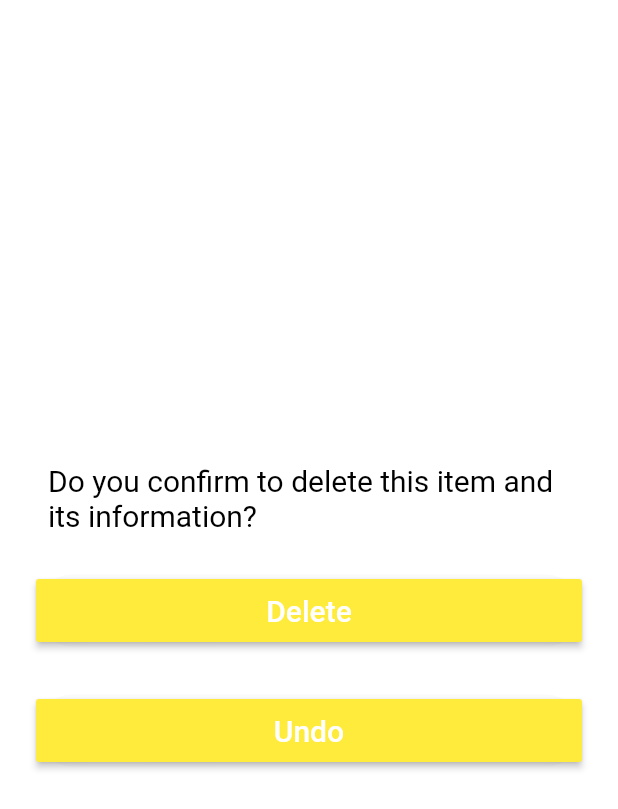
After one commit to Hrithik-Kumar/Smart-Grocery-Map-and-Inventory, a Flutter app: the CompanyInventoryScreen screen opened directly, after a tap on the "delete outline" icon, on a phone screen of 412 x 824 dp. The commit adds this screen. Shown: the top 809 px of the screen. Run offline on Flutter 3.47's test engine with Material 2 defaults, Android fonts, the phone set to English and light mode, and no system bars; our stand-ins replace image_picker, lottie, sqflite; accounts and stored records are empty; network calls fail; project files that could hold a hidden picture were left out.

Commit message:
Add CompanyDeleteItem feature
Add one button besides each item to enable users to delete the item

```diff
--- /dev/null
+++ b/code/smart_grocery_map/lib/screens/company/inventory/companyDeleteItem.dart
@@ -0,0 +1,85 @@
+import 'package:flutter/material.dart';
+import 'company_inventory_screen.dart';
+
+class CompanyDeleteItem extends StatelessWidget {
+  @override
+  Widget build(BuildContext context) {
+    final info = Padding(
+      padding: EdgeInsets.all(8.0),
+      child: Text(
+        "Do you confirm to delete this item and its information?",
+        style: new TextStyle(color: Colors.black, fontSize: 20.0),
+      ),
+    );
+
+    final DeleteButton = Padding(
+      padding: EdgeInsets.symmetric(vertical: 16.0),
+      child: Material(
+        borderRadius: BorderRadius.circular(30.0),
+        shadowColor: Colors.lightBlueAccent.shade100,
+        elevation: 0,
+        child: MaterialButton(
+          minWidth: 200.0,
+          height: 42.0,
+          onPressed: () {
+            Navigator.push(
+                context,
+                new MaterialPageRoute(
+                    builder: (context) => new CompanyInventoryScreen()));
+          },
+          color: Colors.yellow,
+          child: Text(
+            'Delete',
+            style: TextStyle(color: Colors.white, fontSize: 20.0),
+          ),
+        ),
+      ),
+    );
+
+    final UndoButton = Padding(
+      padding: EdgeInsets.symmetric(vertical: 16.0),
+      child: Material(
+        borderRadius: BorderRadius.circular(30.0),
+        shadowColor: Colors.lightBlueAccent.shade100,
+        elevation: 0,
+        child: MaterialButton(
+          minWidth: 200.0,
+          height: 42.0,
+          onPressed: () {
+            Navigator.push(
+                context,
+                new MaterialPageRoute(
+                    builder: (context) => new CompanyInventoryScreen()));
+          },
+          color: Colors.yellow,
+          child: Text(
+            'Undo',
+            style: TextStyle(color: Colors.white, fontSize: 20.0),
+          ),
+        ),
+      ),
+    );
+
+    return Scaffold(
+      backgroundColor: Colors.white,
+      body: Center(
+        child: ListView(
+          shrinkWrap: true,
+          padding: EdgeInsets.only(left: 24.0, right: 24.0),
+          children: <Widget>[
+            SizedBox(
+              height: 4.0,
+            ),
+            info,
+            SizedBox(
+              height: 4.0,
+            ),
+            DeleteButton,
+            SizedBox(width: 50,),
+            UndoButton,
+          ],
+        ),
+      ),
+    );
+  }
+}
--- a/code/smart_grocery_map/lib/screens/company/inventory/components/inventory_item.dart
+++ b/code/smart_grocery_map/lib/screens/company/inventory/components/inventory_item.dart
@@ -1,5 +1,7 @@
 import 'package:flutter/material.dart';
 import 'package:smart_grocery_map/res/colors.dart';
+
+import '../companyDeleteItem.dart';
 
 class InventoryItem extends StatelessWidget {
   const InventoryItem({Key? key}) : super(key: key);
@@ -37,7 +39,7 @@ class InventoryItem extends StatelessWidget {
               ),
               child: Column(
                 crossAxisAlignment: CrossAxisAlignment.start,
-                children: const [
+                children: <Widget>[
                   Text(
                     'Apple',
                     style: TextStyle(fontSize: 16, color: Colors.white),
@@ -51,6 +53,20 @@ class InventoryItem extends StatelessWidget {
                       color: Colors.white,
                     ),
                   ),
+                  SizedBox(width: 2.0),
+                  new GestureDetector(
+                    child: Container(
+                      width: 300,
+                      height: 20,
+                      child: Icon(Icons.delete_outline),
+                    ),
+                    onTap: () {
+                      Navigator.push(
+                          context,
+                          new MaterialPageRoute(
+                              builder: (context) => new CompanyDeleteItem()));
+                    },
+                  ),
                 ],
               ),
             ),
```
